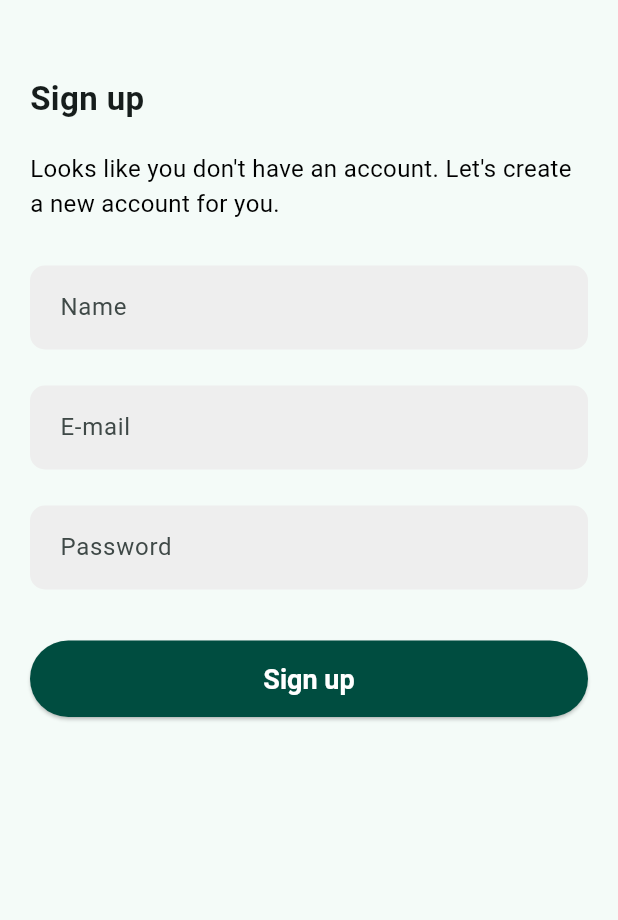
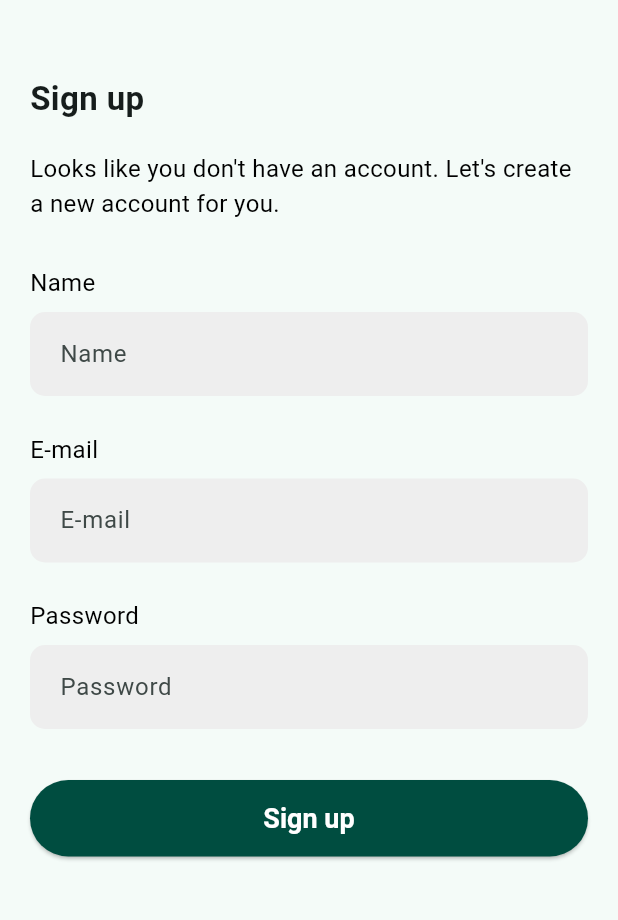
Before and after one commit to ali9issa99/Powerdown-Frontend, a Flutter app: the SignUpScreen screen opened by its route, on a phone screen of 412 x 824 dp, the part 249-1169 px from its top. Run offline on Flutter 3.47's test engine with Material 3 defaults, Android fonts, the phone set to English and light mode, and no system bars.

Commit message:
added labels above the text fields in signup screen

```diff
--- a/lib/Screens/signupScreen.dart
+++ b/lib/Screens/signupScreen.dart
@@ -38,6 +38,16 @@ class SignUpScreen extends StatelessWidget {
                 ),
               ),
               const SizedBox(height: 30),
+
+              // Name Label
+              const Text(
+                'Name',
+                style: TextStyle(
+                  fontSize: 16,
+                  color: Colors.black,
+                ),
+              ),
+              const SizedBox(height: 8), // Space between label and text field
               // Name TextField
               SizedBox(
                 height: 60, // Adjust height
@@ -56,6 +66,16 @@ class SignUpScreen extends StatelessWidget {
                 ),
               ),
               const SizedBox(height: 20),
+
+              // Email Label
+              const Text(
+                'E-mail',
+                style: TextStyle(
+                  fontSize: 16,
+                  color: Colors.black,
+                ),
+              ),
+              const SizedBox(height: 8), // Space between label and text field
               // Email TextField
               SizedBox(
                 height: 60, // Adjust height
@@ -74,6 +94,16 @@ class SignUpScreen extends StatelessWidget {
                 ),
               ),
               const SizedBox(height: 20),
+
+              // Password Label
+              const Text(
+                'Password',
+                style: TextStyle(
+                  fontSize: 16,
+                  color: Colors.black,
+                ),
+              ),
+              const SizedBox(height: 8), // Space between label and text field
               // Password TextField
               SizedBox(
                 height: 60, // Adjust height
@@ -93,6 +123,8 @@ class SignUpScreen extends StatelessWidget {
                 ),
               ),
               const SizedBox(height: 30),
+
+              // Sign up Button
               SizedBox(
                 width: double.infinity,
                 child: ElevatedButton(
```
